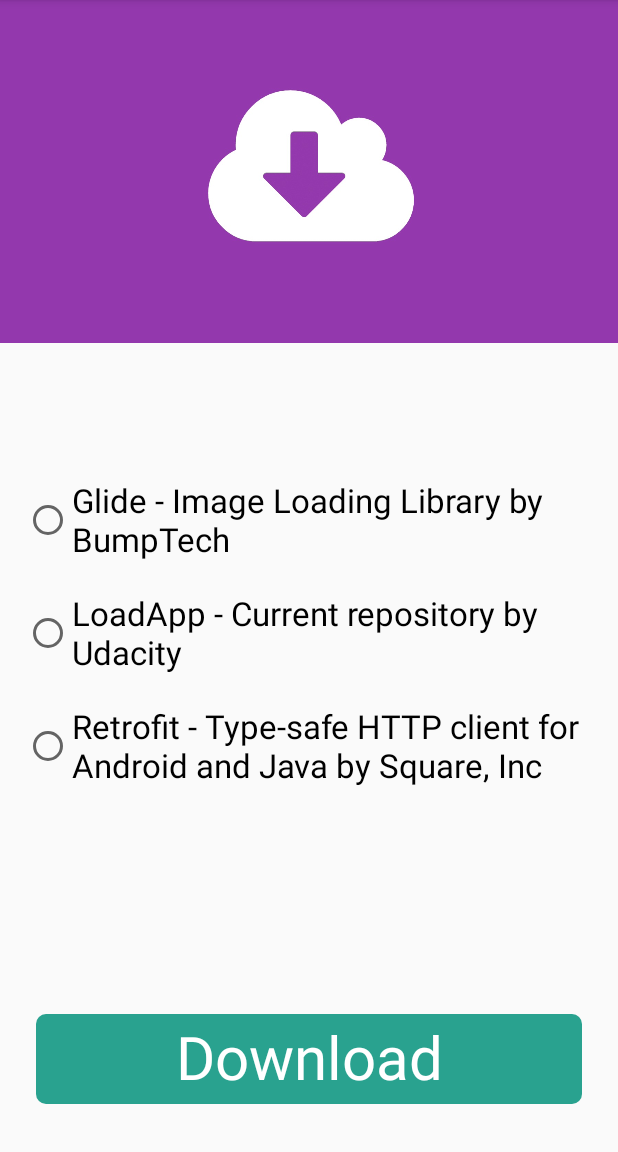
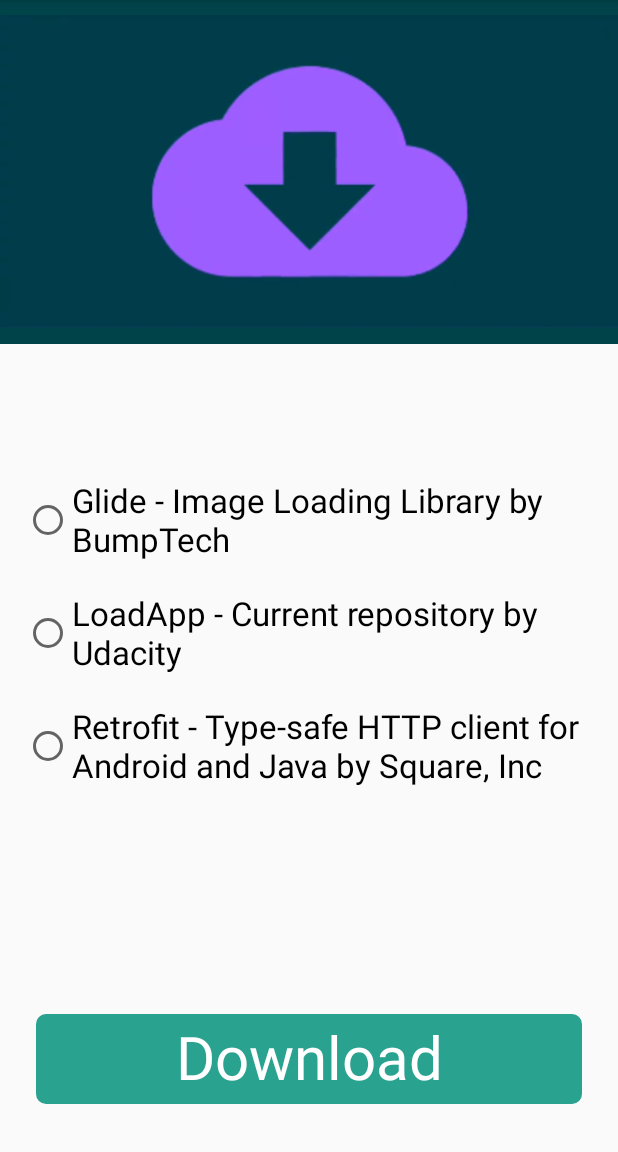
Before and after one commit to venfriti/download-assistant, an Android app: the screen it shows after launch (MainActivity), on a phone screen of 412 x 824 dp, the part 84-1236 px from its top. Run offline under Robolectric (Android 15) with nearby library versions, the phone set to English and light mode, and no system bars.

Commit message:
change the main image

```diff
--- a/app/src/main/res/layout/content_main.xml
+++ b/app/src/main/res/layout/content_main.xml
@@ -13,11 +13,12 @@
         android:id="@+id/downloadImage"
         android:layout_width="match_parent"
         android:layout_height="230dp"
+        android:background="@color/colorPrimaryDark"
         app:layout_constraintStart_toStartOf="parent"
         app:layout_constraintEnd_toEndOf="parent"
         app:layout_constraintTop_toTopOf="parent"
         android:contentDescription="@string/download_image"
-        android:src="@drawable/download_image"/>
+        android:src="@drawable/main_image"/>
 
     <RadioGroup
         android:id="@+id/radio_group"
```
Also changed, not shown: app/src/main/res/drawable/main_image.png (added).
